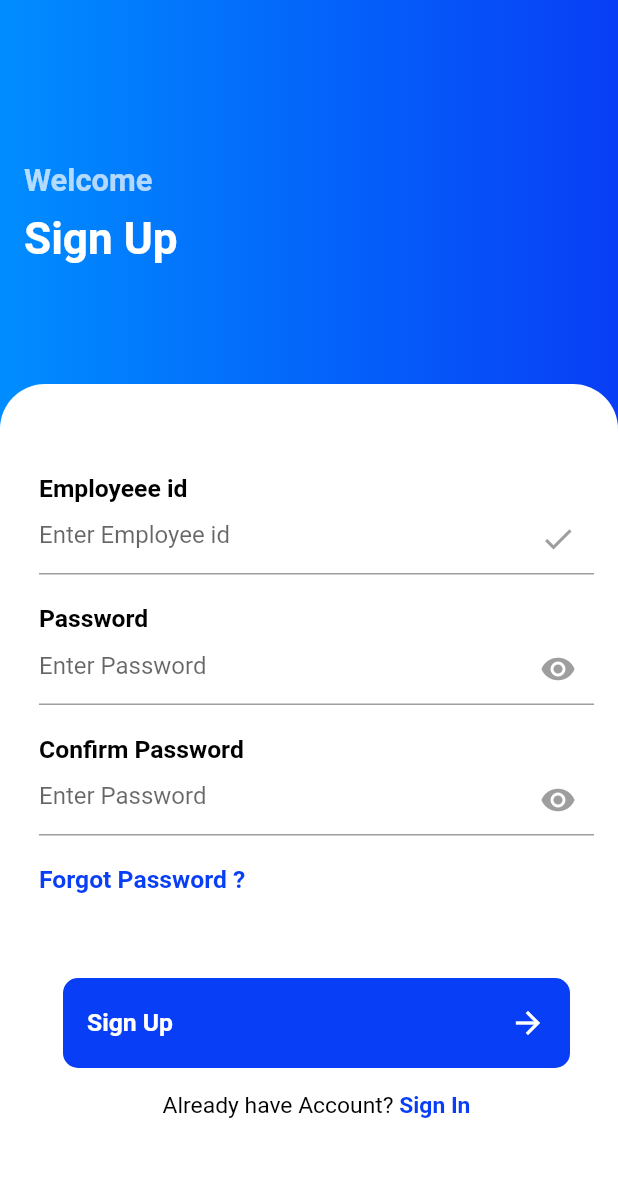
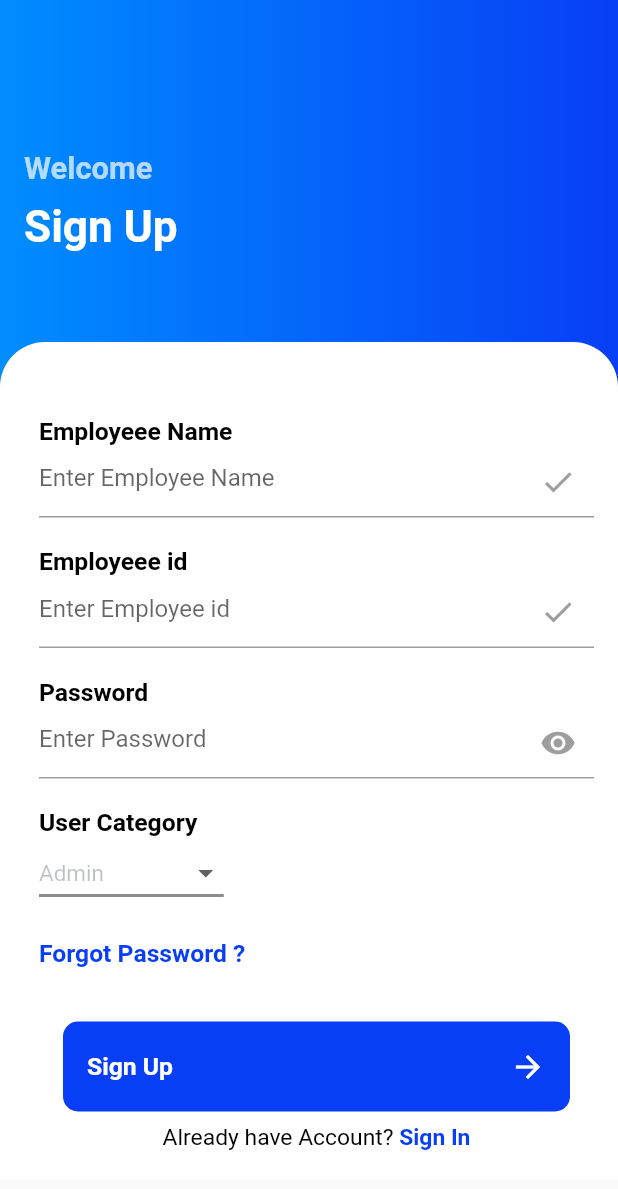
Before and after one commit to ridhi-2801/expense_tracker, a Flutter app: the SignUp screen opened directly, on a phone screen of 412 x 824 dp. Shown: the top 1189 px of the screen. Run offline on Flutter 3.47's test engine with Material 2 defaults, Android fonts, the phone set to English and light mode, and no system bars; our stand-ins replace cloud_firestore, firebase_analytics, firebase_auth, firebase_core; accounts and stored records are empty; Roboto replaces fonts that are missing (Gilroy).

Commit message:
nname,dropdowm

```diff
--- a/lib/main.dart
+++ b/lib/main.dart
@@ -1,6 +1,7 @@
 import 'package:expense_tracker/confirmation.dart';
 import 'package:expense_tracker/scanReceipt.dart';
 import 'package:expense_tracker/screens/createExpense.dart';
+import 'package:expense_tracker/signUp.dart';
 import 'package:firebase_analytics/firebase_analytics.dart';
 import 'package:firebase_analytics/observer.dart';
 import 'package:firebase_auth/firebase_auth.dart';
@@ -79,7 +80,7 @@ class _HomeScreenState extends State<HomeScreen> {
           onPressed: () => Navigator.push(
             context,
             MaterialPageRoute(
-              builder: (context) => ScanReceipt(),//CreateExpense
+              builder: (context) => CreateExpense()
             ),
           ),
           child: Text('Create expense'),
--- a/lib/signUp.dart
+++ b/lib/signUp.dart
@@ -1,7 +1,13 @@
 import 'package:expense_tracker/signIn.dart';
 import 'package:flutter/material.dart';
+import 'services/db.dart';
 
-class SignUp extends StatelessWidget {
+class SignUp extends StatefulWidget {
+  @override
+  _SignUpState createState() => _SignUpState();
+}
+
+class _SignUpState extends State<SignUp> {
   @override
   Widget build(BuildContext context) {
     double width = MediaQuery.of(context).size.width;
@@ -14,7 +20,7 @@ class SignUp extends StatelessWidget {
               gradient: LinearGradient(
                   colors: [Color(0xff008DFF), Color(0xff083EF6)])),
           child: Padding(
-            padding: const EdgeInsets.only(top: 108.0),
+            padding: const EdgeInsets.only(top: 100.0),
             child: Column(
               mainAxisAlignment: MainAxisAlignment.start,
               crossAxisAlignment: CrossAxisAlignment.start,
@@ -43,7 +49,7 @@ class SignUp extends StatelessWidget {
                   ),
                 ),
                 Padding(
-                  padding: const EdgeInsets.only(top: 80),
+                  padding: const EdgeInsets.only(top: 60),
                   child: Container(
                     height: height / 1.475,
                     decoration: BoxDecoration(
@@ -54,11 +60,33 @@ class SignUp extends StatelessWidget {
                     ),
                     child: Padding(
                       padding:
-                          const EdgeInsets.only(left: 26.0, right: 16, top: 60),
+                          const EdgeInsets.only(left: 26.0, right: 16, top: 50),
                       child: Column(
                         mainAxisAlignment: MainAxisAlignment.start,
                         crossAxisAlignment: CrossAxisAlignment.start,
                         children: [
+                          Text(
+                            "Employeee Name",
+                            style: TextStyle(
+                                color: Colors.black,
+                                fontSize: width / 25,
+                                fontWeight: FontWeight.bold),
+                          ),
+                          TextField(
+                            keyboardType: TextInputType.name,
+                            decoration: InputDecoration(
+                                suffixIcon: Icon(
+                                  Icons.check,
+                                  color: Colors.grey,
+                                ),
+                                border: new UnderlineInputBorder(
+                                    borderSide: new BorderSide(
+                                        color: Color(0xff083EF6))),
+                                hintText: "Enter Employee Name"),
+                          ),
+                          SizedBox(
+                            height: 20,
+                          ),
                           Text(
                             "Employeee id",
                             style: TextStyle(
@@ -103,7 +131,7 @@ class SignUp extends StatelessWidget {
                           SizedBox(
                             height: 20,
                           ),
-                          Text(
+                         /* Text(
                             "Confirm Password",
                             style: TextStyle(
                                 color: Colors.black,
@@ -121,6 +149,54 @@ class SignUp extends StatelessWidget {
                                     borderSide: new BorderSide(
                                         color: Color(0xff083EF6))),
                                 hintText: "Enter Password"),
+                          ),*/
+                          Text(
+                            "User Category",
+                            style: TextStyle(
+                                color: Colors.black,
+                                fontSize: width / 25,
+                                fontWeight: FontWeight.bold),
+                          ),
+                          DropdownButton(
+                            value: "Admin",
+                            hint: Text("User Catergory"),
+                            style: TextStyle(
+                              color: Color.fromRGBO(38, 50, 56, 0.30),
+                              fontSize: 15.0,
+                              fontFamily: "Gilroy",
+                            ),
+                            underline: Container(
+                              height: 2,
+                              color: Colors.black45,
+                            ),
+                            onChanged: (value) {
+                              setState(() {
+                                //itemCategory = value == "Veg" ? true : false;
+                              });
+                            },
+                            items: [
+                              DropdownMenuItem(
+                                value: "Admin",
+                                child: Text(
+                                  "Admin",
+                                  style: TextStyle(fontSize: 15),
+                                ),
+                              ),
+                              DropdownMenuItem(
+                                value: "checker",
+                                child: Text(
+                                  "checker",
+                                  style: TextStyle(fontSize: 15),
+                                ),
+                              ),
+                              DropdownMenuItem(
+                                value: "User",
+                                child: Text(
+                                  "User",
+                                  style: TextStyle(fontSize: 15),
+                                ),
+                              ),
+                            ],
                           ),
                           SizedBox(
                             height: 20,
@@ -133,10 +209,10 @@ class SignUp extends StatelessWidget {
                                 fontSize: width / 25),
                           ),
                           SizedBox(
-                            height: 40,
+                            height: 20,
                           ),
                           Padding(
-                            padding: const EdgeInsets.all(16.0),
+                            padding: const EdgeInsets.only(top:16.0,left: 16,right: 16,bottom: 8),
                             child: Container(
                               height: 60,
                               decoration: BoxDecoration(
```
